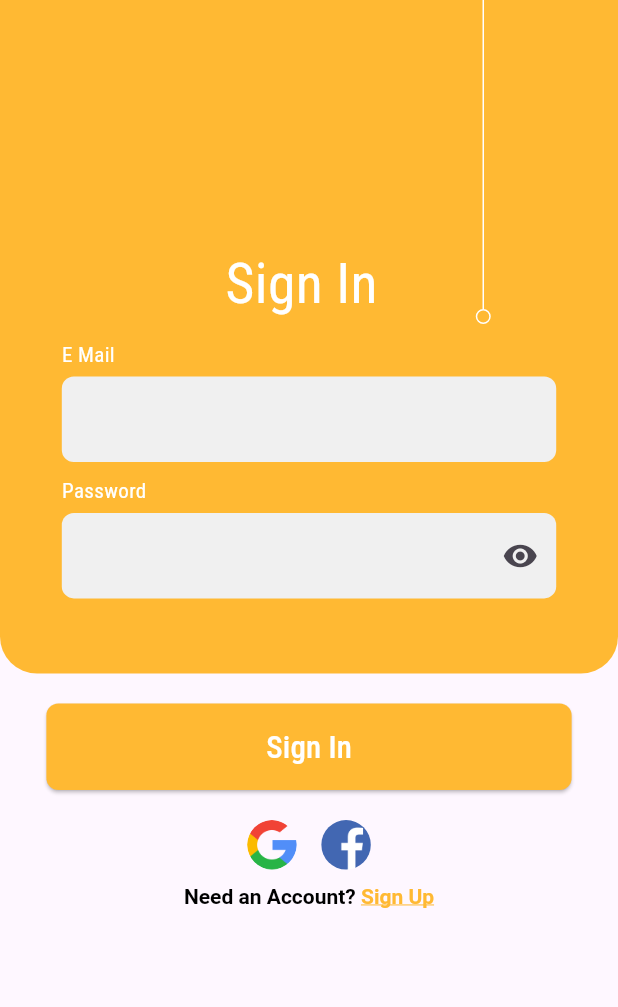
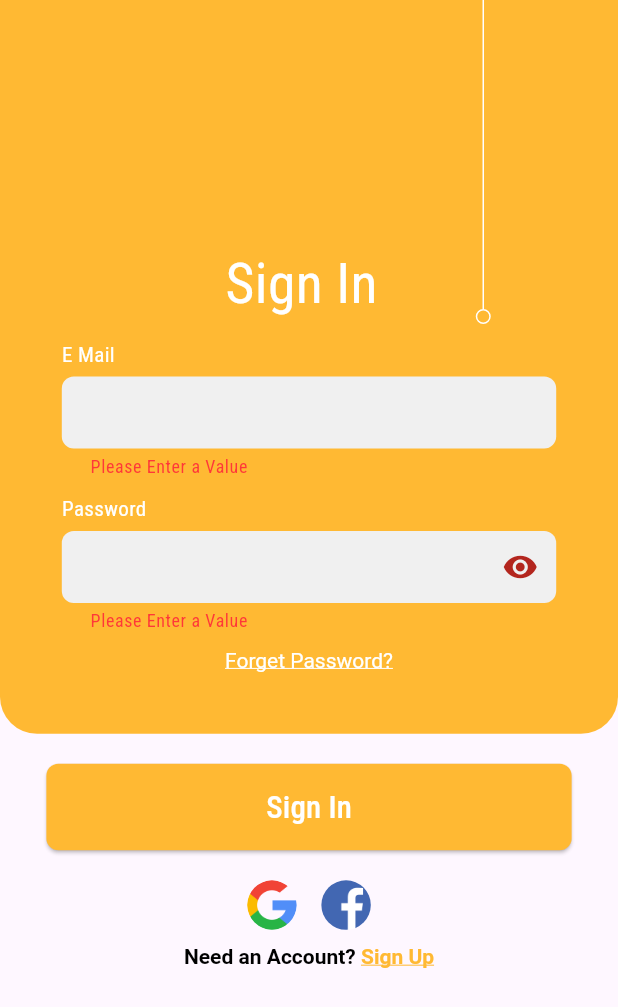
Before and after one commit to Muhammad-Khakwani/quiz_app, a Flutter app: the screen it shows after launch, after a tap on "Sign In", on a phone screen of 412 x 824 dp. Shown: the top 1007 px of the screen. Run offline on Flutter 3.47's test engine with Material 2 defaults, Android fonts, the phone set to English and light mode, and no system bars; our stand-ins replace google_fonts.

Commit message:
login ui final

```diff
--- a/lib/cutom_widget/custom_text_feild.dart
+++ b/lib/cutom_widget/custom_text_feild.dart
@@ -29,18 +29,13 @@ class _CustomTextFormFeildState extends State<CustomTextFormFeild> {
 
   @override
   Widget build(BuildContext context) {
-    final screenSize = MediaQuery.of(context).size;
-
     return Column(crossAxisAlignment: CrossAxisAlignment.start, children: [
       Text(
         widget.title,
         style: const TextStyle(color: Colors.white),
       ),
-      const SizedBox(
-        height: 5,
-      ),
-      SizedBox(
-        height: screenSize.height * 0.08,
+      Padding(
+        padding: const EdgeInsets.fromLTRB(0, 5, 0, 10),
         child: TextFormField(
           cursorColor: const Color(0xFFFFB933),
           controller: widget.controller,
@@ -59,9 +54,15 @@ class _CustomTextFormFeildState extends State<CustomTextFormFeild> {
                       },
                     )
                   : null),
-          style: TextStyle(
-              color: const Color(0xFFFFB933),
-              fontSize: screenSize.height * 0.03),
+          style: const TextStyle(
+            color: Color(0xFFFFB933),
+          ),
+          validator: (value) {
+            if (value!.trim().isEmpty) {
+              return "Please Enter a Value";
+            }
+            return null;
+          },
         ),
       ),
     ]);
--- a/lib/login_page.dart
+++ b/lib/login_page.dart
@@ -17,6 +17,12 @@ class _LoginPageState extends State<LoginPage> {
   // Controllers for the text form fields
   final TextEditingController _emailController = TextEditingController();
   final TextEditingController _passwordController = TextEditingController();
+
+  _login() {
+    if (_formKey.currentState!.validate()) {
+      //Login Logic Here
+    }
+  }
 
   @override
   Widget build(BuildContext context) {
@@ -74,13 +80,22 @@ class _LoginPageState extends State<LoginPage> {
                               title: "E Mail",
                               controller: _emailController,
                             ),
+                            SizedBox(),
                             CustomTextFormFeild(
                               title: "Password",
                               controller: _passwordController,
                               obscureText: true,
                             )
                           ],
-                        ))
+                        )),
+                    RichText(
+                      text: TextSpan(
+                          text: "Forget Password?",
+                          recognizer: TapGestureRecognizer()..onTap = () {},
+                          style: TextStyle(
+                              color: Colors.white,
+                              decoration: TextDecoration.underline)),
+                    )
                   ],
                 ),
               ),
@@ -91,7 +106,9 @@ class _LoginPageState extends State<LoginPage> {
                   height: screenSize.height * 0.07,
                   width: screenSize.width * 0.85,
                   child: ElevatedButton(
-                      onPressed: () {},
+                      onPressed: () {
+                        _login();
+                      },
                       child: Text(
                         "Sign In",
                         style: TextStyle(fontSize: screenSize.height * 0.025),
```
